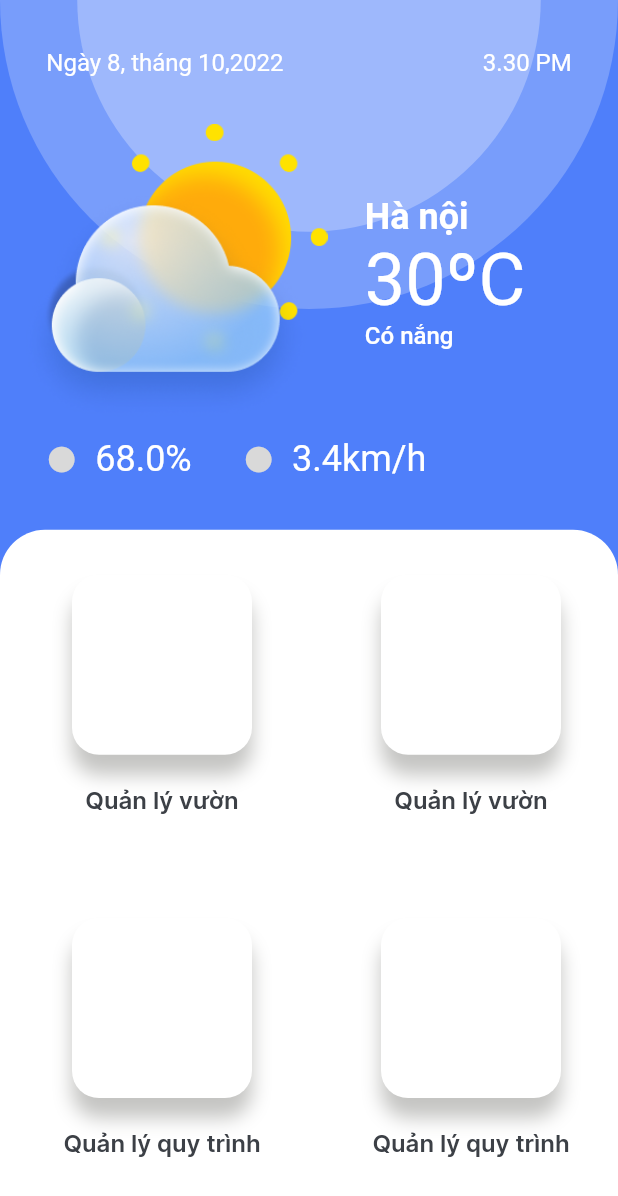
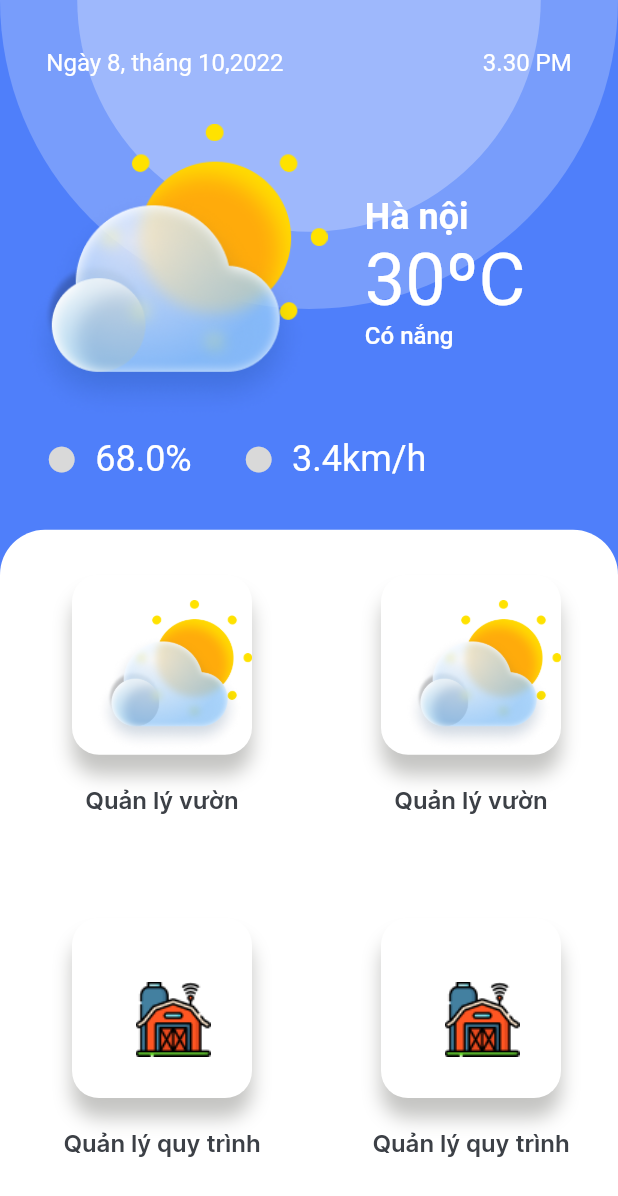
Before and after one commit to qd16092002/MyFirstApp, a Flutter app: the screen it shows after launch, on a phone screen of 412 x 824 dp. Shown: the top 1196 px of the screen. Run offline on Flutter 3.47's test engine with Material 2 defaults, Android fonts, the phone set to English and light mode, and no system bars.

Commit message:
fix and update

```diff
--- a/lib/screens/home/Bagri/bagri_body.dart
+++ b/lib/screens/home/Bagri/bagri_body.dart
@@ -1,5 +1,6 @@
 import 'package:flutter/material.dart';
 import 'package:untitled/constants.dart';
+import 'package:untitled/screens/home/Bagri/addlist.dart';
 import 'package:untitled/screens/home/Bagri/background.dart';
 import 'package:untitled/screens/home/Bagri/weather.dart';
 import 'package:untitled/screens/home/Bagri/worklist.dart';
@@ -17,6 +18,11 @@ class BAgriBody extends StatelessWidget {
           BackGroundBAgri(),
           Weather(),
           WorkList(),
+          // Padding(padding: EdgeInsets.only(top: 100),
+          //   child: AddWork(),
+          //
+          // )
+          // AddWork(),
         ],
     );
   }
--- a/lib/screens/home/Bagri/bagri_home_screen.dart
+++ b/lib/screens/home/Bagri/bagri_home_screen.dart
@@ -1,18 +1,38 @@
 import 'package:flutter/foundation.dart';
 import 'package:flutter/material.dart';
 import 'package:flutter/services.dart';
+import 'package:untitled/screens/home/Bagri/addlist.dart';
+import 'package:untitled/screens/home/Bagri/work.dart';
 import 'color.dart';
 
 import 'bagri_body.dart';
 
-class BAgriScreen extends StatelessWidget {
+
+
+class BAgriScreen extends StatefulWidget {
   const BAgriScreen({Key? key}) : super(key: key);
 
   @override
+  State<BAgriScreen> createState() => _BAgriScreenState();
+}
+
+class _BAgriScreenState extends State<BAgriScreen> {
+  // int _counter = 0;
+  // List<Widget> listWidgetInListView = [
+  //   const Work(namework: 'hello',),
+  // ];
+
+  // void _incrementCounter() {
+  //   setState(() {
+  //     _counter++;
+  //     listWidgetInListView.add(const Work(namework: 'Hello'));
+  //   });
+  // }
+  @override
   Widget build(BuildContext context) {
-    return const Scaffold(
-      // appBar: buildAppBar(),
-      body: SafeArea(
+     return  Scaffold(
+ //     appBar: buildAppBar(),
+      body: const SafeArea(
         child: BAgriBody(),
       ),
     );
@@ -20,15 +40,13 @@ class BAgriScreen extends StatelessWidget {
 
   // AppBar buildAppBar() {
   //   return AppBar(
-  //     backgroundColor: Color(0xFF4F7FFA),
+  //     backgroundColor: const Color(0xFF4F7FFA),
   //     elevation: 1,
   //     leading: IconButton(
-  //       icon: const Icon(Icons.circle, color: ColorOfTheicon),
+  //       icon: const Icon(Icons.add_circle_sharp, color: ColorOfTheicon),
   //       tooltip: 'icon',
   //       onPressed: () {
-  //         if (kDebugMode) {
-  //           print("icon");
-  //         }
+  //         _incrementCounter();
   //       },
   //       iconSize: 44,
   //       color: Colors.black,
@@ -41,5 +59,5 @@ class BAgriScreen extends StatelessWidget {
   //       ),
   //     ],
   //   );
-  // }
+  //}
 }
--- a/lib/screens/home/Bagri/work.dart
+++ b/lib/screens/home/Bagri/work.dart
@@ -2,10 +2,11 @@ import 'package:flutter/material.dart';
 class Work extends StatelessWidget {
   const Work(
       {Key? key,
-      required this.namework})
+      required this.namework, required this.imagesofwork})
       : super(key: key);
 
   final String namework;
+  final String imagesofwork;
 
   @override
   Widget build(BuildContext context) {
@@ -29,6 +30,10 @@ class Work extends StatelessWidget {
                   ),
                 ],
               ),
+            child: Padding(
+              padding: EdgeInsets.only(left: 15,top: 15),
+              child: Image.asset(imagesofwork,height: 30,width: 30,),
+            )
             ),
           const SizedBox(height: 20),
           Text(
--- a/lib/screens/home/Bagri/worklist.dart
+++ b/lib/screens/home/Bagri/worklist.dart
@@ -19,26 +19,23 @@ class WorkList extends StatelessWidget {
             topRight: Radius.circular(30),
           ),
         ),
-            child:
-            GridView.count(
+        child: GridView.count(
           crossAxisCount: 2,
           childAspectRatio: 0.9,
           children: const [
-                  Work(namework: 'Quản lý vườn'),
-                  Work(namework: 'Quản lý vườn'),
-                  Work(namework: 'Quản lý quy trình'),
-                  Work(namework: 'Quản lý quy trình'),
-                  Work(namework: 'Danh sách công việc'),
-                  Work(namework: 'Danh sách công việc'),
-                  Work(namework: 'Quản lý vườn'),
-                  Work(namework: 'Quản lý vườn'),
-                  Work(namework: 'Quản lý mùa vụ'),
-                  Work(namework: 'Quản lý mùa vụ'),
+            Work(namework: 'Quản lý vườn',imagesofwork: 'assets/images/partly_cloudy.png',),
+            Work(namework: 'Quản lý vườn',imagesofwork: 'assets/images/partly_cloudy.png',),
+            Work(namework: 'Quản lý quy trình',imagesofwork: 'assets/images/quanlykho.png',),
+            Work(namework: 'Quản lý quy trình',imagesofwork: 'assets/images/quanlykho.png',),
+            Work(namework: 'Danh sách công việc',imagesofwork: 'assets/images/quanlykho.png',),
+            Work(namework: 'Danh sách công việc',imagesofwork: 'assets/images/quanlykho.png',),
+            Work(namework: 'Quản lý vườn',imagesofwork: 'assets/images/quanlykho.png',),
+            Work(namework: 'Quản lý vườn',imagesofwork: 'assets/images/quanlykho.png',),
+            Work(namework: 'Quản lý mùa vụ',imagesofwork: 'assets/images/quanlykho.png',),
+            Work(namework: 'Quản lý mùa vụ',imagesofwork: 'assets/images/quanlykho.png',),
           ],
         ),
       ),
-
-
     );
   }
 }
```
Also changed, not shown: lib/screens/home/Bagri/addlist.dart (added, +76 -0 lines), assets/images/Dao.png (deleted), assets/images/congviechangngay.png (added), assets/images/danhsachcongvieckhoan.png (added), assets/images/quanlychitieu.png (added), assets/images/quanlykho.png (added), pubspec.lock. Lines whose indentation alone changed are shown as unchanged.
